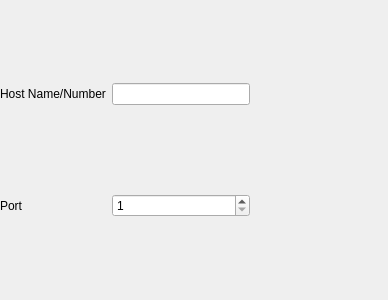
Qt form ground/src/plugins/tcptelemetryconnection/tcptelemetryoptionspage.ui (openpilot/OpenPilot) before a commit.
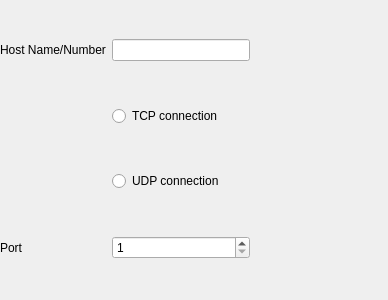
The same form after that commit.

Commit message: iOP-87: Enabled TCP module to also support UDP connections.

The edit to the form file:
```diff
--- a/ground/src/plugins/tcptelemetryconnection/tcptelemetryoptionspage.ui
+++ b/ground/src/plugins/tcptelemetryconnection/tcptelemetryoptionspage.ui
@@ -30,6 +30,20 @@
      </property>
     </spacer>
    </item>
+   <item row="2" column="2">
+    <widget class="QRadioButton" name="UseTCP">
+     <property name="text">
+      <string>TCP connection</string>
+     </property>
+    </widget>
+   </item>
+   <item row="3" column="2">
+    <widget class="QRadioButton" name="UseUDP">
+     <property name="text">
+      <string>UDP connection</string>
+     </property>
+    </widget>
+   </item>
    <item row="4" column="2">
     <widget class="QSpinBox" name="Port">
      <property name="minimum">
```
The commit also changes 7 other files.
